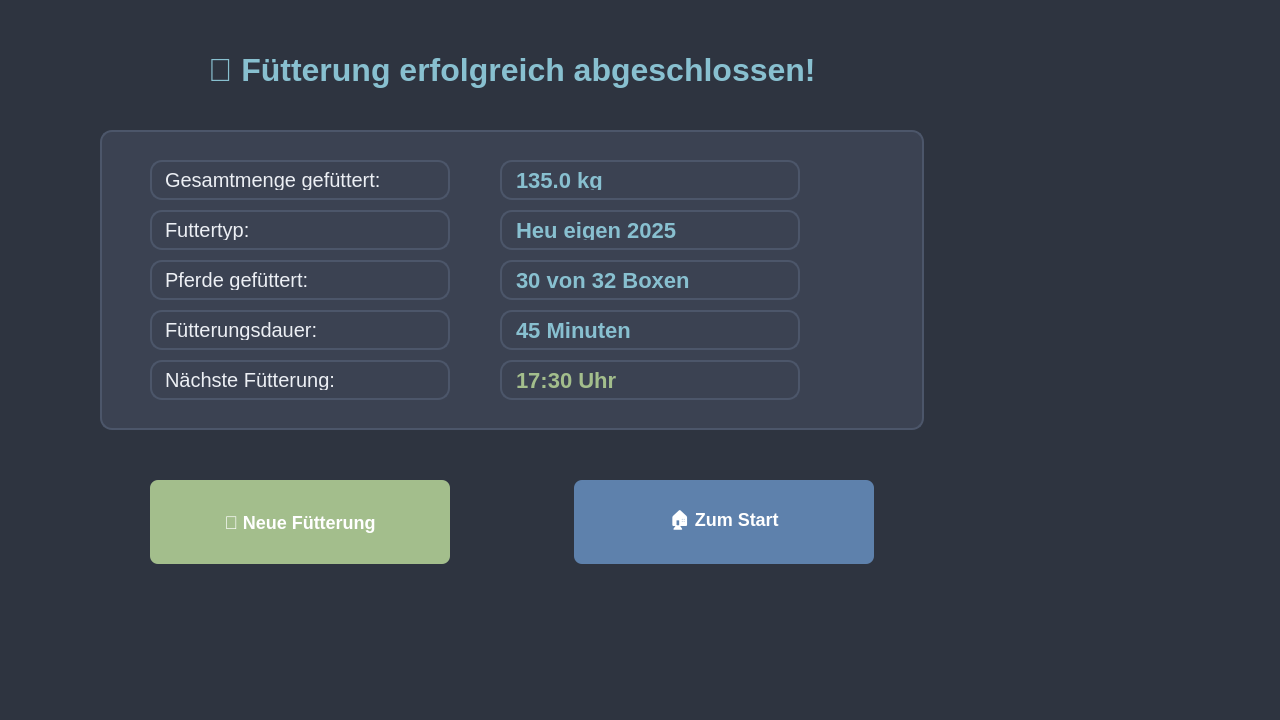
Above: views/fuetterung_abschluss.ui from DonKeWu/Futterkarre-1.2 before the change. Below: the same form after it.
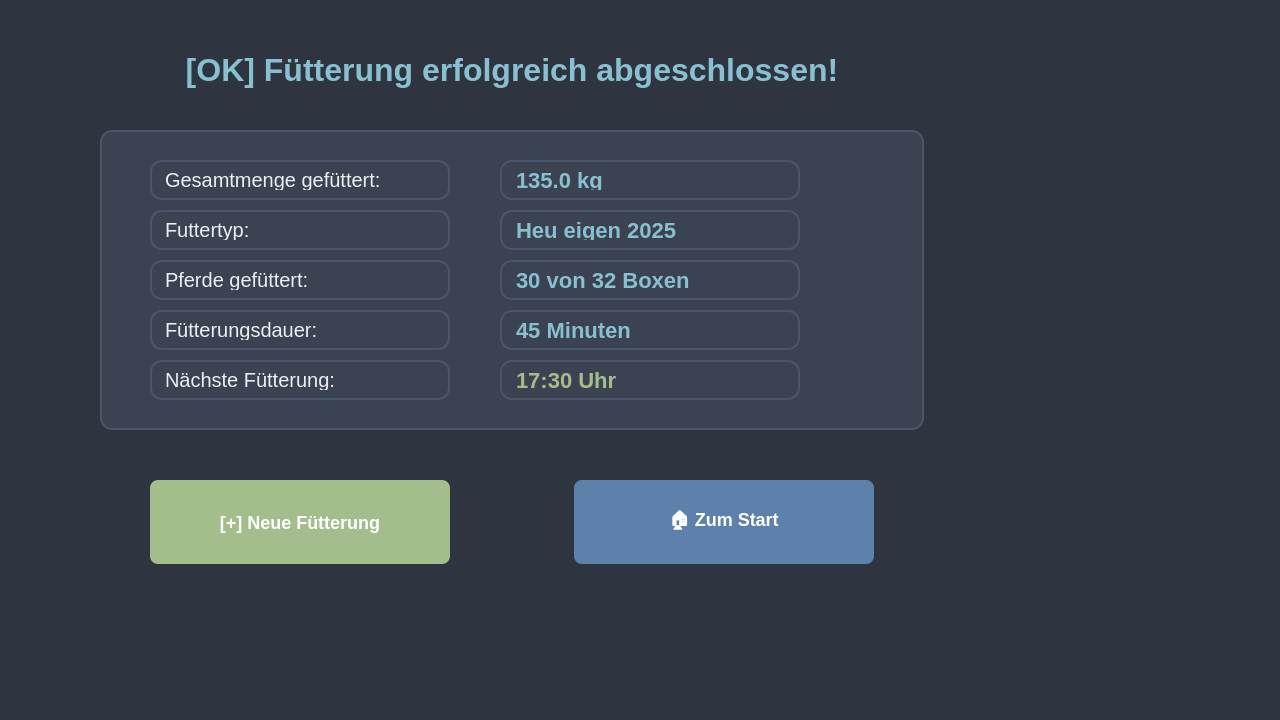
That is the form after the change.

Commit message:
Fix: Ersetzt Emoji-Icons durch Text-Symbole
- fuetterung_abschluss.ui: 🎉 → [OK] und 🔄 → [+]
- Löst Darstellungsprobleme auf Raspberry Pi
- Emojis sind auf Pi nicht verfügbar/sichtbar
- Einfache Text-Symbole funktionieren garantiert

Patch:
```diff
--- a/views/fuetterung_abschluss.ui
+++ b/views/fuetterung_abschluss.ui
@@ -84,7 +84,7 @@
     <string>font-size: 32px; font-weight: bold; color: #88C0D0;</string>
    </property>
    <property name="text">
-    <string>🎉 Fütterung erfolgreich abgeschlossen!</string>
+    <string>[OK] Fütterung erfolgreich abgeschlossen!</string>
    </property>
    <property name="alignment">
     <set>Qt::AlignCenter</set>
@@ -279,7 +279,7 @@
     <string>background-color: #A3BE8C;</string>
    </property>
    <property name="text">
-    <string>🔄 Neue Fütterung</string>
+    <string>[+] Neue Fütterung</string>
    </property>
   </widget>
   <widget class="QPushButton" name="btn_zum_start">
```
